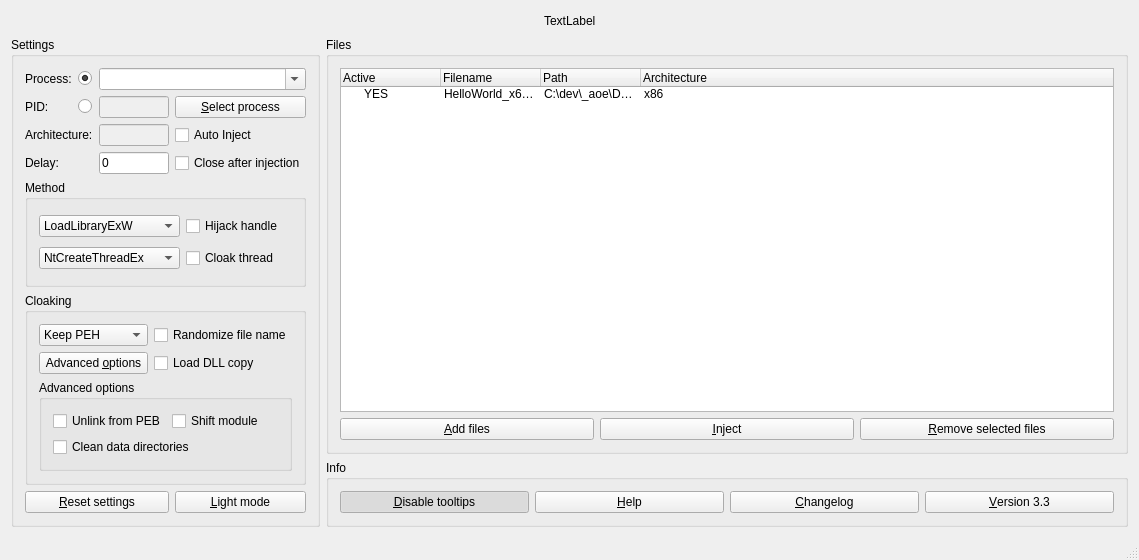
Above: _gui_injector/GuiMain.ui from ibrahim-elsakka/_gui_injector before the change. Below: the same form after it.
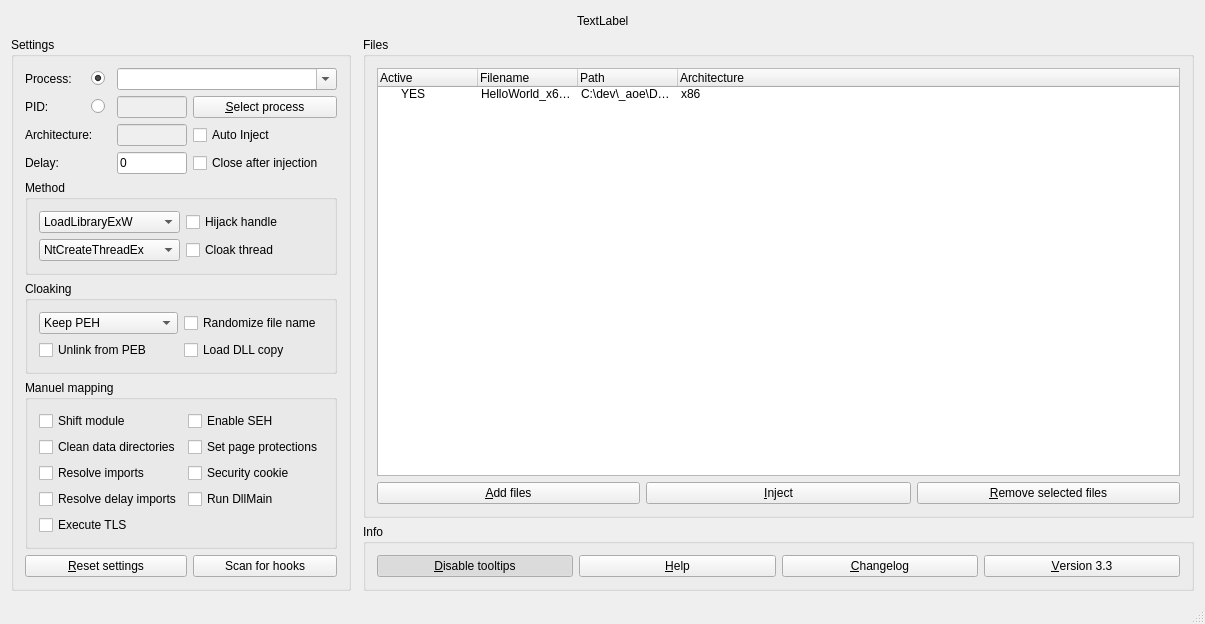
That is the form after the change. Icons and pictures are not drawn.

Commit message: add manuel mapper method (gui only)

What changed in the file:
```diff
--- a/_gui_injector/GuiMain.ui
+++ b/_gui_injector/GuiMain.ui
@@ -6,8 +6,8 @@
    <rect>
     <x>0</x>
     <y>0</y>
-    <width>1139</width>
-    <height>560</height>
+    <width>1205</width>
+    <height>601</height>
    </rect>
   </property>
   <property name="windowTitle">
@@ -19,42 +19,115 @@
   </property>
   <widget class="QWidget" name="centralWidget">
    <layout class="QGridLayout" name="gridLayout_5">
-    <item row="0" column="0" colspan="2">
-     <layout class="QGridLayout" name="grid_img">
-      <item row="0" column="0">
-       <spacer name="spacer_left">
-        <property name="orientation">
-         <enum>Qt::Horizontal</enum>
-        </property>
-        <property name="sizeHint" stdset="0">
-         <size>
-          <width>40</width>
-          <height>20</height>
-         </size>
-        </property>
-       </spacer>
-      </item>
-      <item row="0" column="1">
-       <widget class="QLabel" name="lbl_img">
-        <property name="text">
-         <string>TextLabel</string>
-        </property>
-       </widget>
-      </item>
-      <item row="0" column="2">
-       <spacer name="spacer_right">
-        <property name="orientation">
-         <enum>Qt::Horizontal</enum>
-        </property>
-        <property name="sizeHint" stdset="0">
-         <size>
-          <width>40</width>
-          <height>20</height>
-         </size>
-        </property>
-       </spacer>
-      </item>
-     </layout>
+    <item row="1" column="2">
+     <widget class="QGroupBox" name="grp_files">
+      <property name="sizePolicy">
+       <sizepolicy hsizetype="Preferred" vsizetype="Preferred">
+        <horstretch>1</horstretch>
+        <verstretch>1</verstretch>
+       </sizepolicy>
+      </property>
+      <property name="title">
+       <string>Files</string>
+      </property>
+      <layout class="QGridLayout" name="gridLayout_6">
+       <item row="1" column="2">
+        <widget class="QPushButton" name="btn_remove">
+         <property name="toolTip">
+          <string>&lt;html&gt;&lt;head/&gt;&lt;body&gt;&lt;p&gt;Remove highlighted entries from the list.&lt;/p&gt;&lt;/body&gt;&lt;/html&gt;</string>
+         </property>
+         <property name="text">
+          <string>&amp;Remove selected files</string>
+         </property>
+        </widget>
+       </item>
+       <item row="0" column="0" colspan="3">
+        <widget class="QTreeWidget" name="tree_files">
+         <property name="enabled">
+          <bool>true</bool>
+         </property>
+         <property name="sizeAdjustPolicy">
+          <enum>QAbstractScrollArea::AdjustToContents</enum>
+         </property>
+         <property name="itemsExpandable">
+          <bool>false</bool>
+         </property>
+         <property name="sortingEnabled">
+          <bool>false</bool>
+         </property>
+         <property name="headerHidden">
+          <bool>false</bool>
+         </property>
+         <property name="expandsOnDoubleClick">
+          <bool>false</bool>
+         </property>
+         <attribute name="headerCascadingSectionResizes">
+          <bool>true</bool>
+         </attribute>
+         <attribute name="headerMinimumSectionSize">
+          <number>50</number>
+         </attribute>
+         <attribute name="headerShowSortIndicator" stdset="0">
+          <bool>false</bool>
+         </attribute>
+         <column>
+          <property name="text">
+           <string>Active</string>
+          </property>
+         </column>
+         <column>
+          <property name="text">
+           <string>Filename</string>
+          </property>
+         </column>
+         <column>
+          <property name="text">
+           <string>Path</string>
+          </property>
+         </column>
+         <column>
+          <property name="text">
+           <string>Architecture</string>
+          </property>
+         </column>
+         <item>
+          <property name="text">
+           <string>YES</string>
+          </property>
+          <property name="text">
+           <string>HelloWorld_x64.dll</string>
+          </property>
+          <property name="text">
+           <string>C:\dev\_aoe\Debug\AoE_IMGUI - Kopie.dllxxxxx</string>
+          </property>
+          <property name="text">
+           <string>x86</string>
+          </property>
+         </item>
+        </widget>
+       </item>
+       <item row="1" column="1">
+        <widget class="QPushButton" name="btn_inject">
+         <property name="toolTip">
+          <string>&lt;html&gt;&lt;head/&gt;&lt;body&gt;&lt;p&gt;Inject checkmarked dll(s) into the selected process.&lt;/p&gt;&lt;/body&gt;&lt;/html&gt;</string>
+         </property>
+         <property name="text">
+          <string>&amp;Inject</string>
+         </property>
+        </widget>
+       </item>
+       <item row="1" column="0">
+        <widget class="QPushButton" name="btn_add">
+         <property name="toolTip">
+          <string>&lt;html&gt;&lt;head/&gt;&lt;body&gt;&lt;p&gt;Select files from disk to add them to the list or drag &amp;amp; drop them into the listview above.&lt;/p&gt;&lt;/body&gt;&lt;/html&gt;</string>
+         </property>
+         <property name="text">
+          <string>&amp;Add files</string>
+         </property>
+        </widget>
+       </item>
+      </layout>
+     </widget>
     </item>
     <item row="1" column="0" rowspan="2">
      <widget class="QGroupBox" name="grp_settings">
@@ -74,23 +147,20 @@
        <string>Settings</string>
       </property>
       <layout class="QGridLayout" name="gridLayout_4">
-       <item row="1" column="2">
-        <widget class="QLineEdit" name="txt_pid">
-         <property name="enabled">
-          <bool>false</bool>
-         </property>
-         <property name="sizePolicy">
-          <sizepolicy hsizetype="Minimum" vsizetype="Fixed">
-           <horstretch>0</horstretch>
-           <verstretch>0</verstretch>
-          </sizepolicy>
-         </property>
+       <item row="1" column="1">
+        <widget class="QRadioButton" name="rb_pid">
          <property name="maximumSize">
           <size>
-           <width>70</width>
+           <width>20</width>
            <height>16777215</height>
           </size>
          </property>
+         <property name="toolTip">
+          <string>&lt;html&gt;&lt;head/&gt;&lt;body&gt;&lt;p&gt;Select the target process by it's identifier (unique but changes when the process restarts).&lt;/p&gt;&lt;/body&gt;&lt;/html&gt;</string>
+         </property>
+         <property name="text">
+          <string/>
+         </property>
         </widget>
        </item>
        <item row="1" column="3">
@@ -103,21 +173,15 @@
          </property>
         </widget>
        </item>
-       <item row="0" column="0">
-        <widget class="QLabel" name="lbl_proc">
-         <property name="toolTip">
-          <string>&lt;html&gt;&lt;head/&gt;&lt;body&gt;&lt;p&gt;Select the target process by it's executable name (not unique).&lt;/p&gt;&lt;/body&gt;&lt;/html&gt;</string>
-         </property>
-         <property name="text">
-          <string>Process:</string>
-         </property>
-         <property name="buddy">
-          <cstring>rb_proc</cstring>
+       <item row="0" column="2" colspan="2">
+        <widget class="QComboBox" name="cmb_proc">
+         <property name="editable">
+          <bool>true</bool>
          </property>
         </widget>
        </item>
-       <item row="2" column="2">
-        <widget class="QLineEdit" name="txt_arch">
+       <item row="1" column="2">
+        <widget class="QLineEdit" name="txt_pid">
          <property name="enabled">
           <bool>false</bool>
          </property>
@@ -135,47 +199,6 @@
          </property>
         </widget>
        </item>
-       <item row="3" column="2">
-        <widget class="QLineEdit" name="txt_delay">
-         <property name="sizePolicy">
-          <sizepolicy hsizetype="Minimum" vsizetype="Fixed">
-           <horstretch>0</horstretch>
-           <verstretch>0</verstretch>
-          </sizepolicy>
-         </property>
-         <property name="minimumSize">
-          <size>
-           <width>0</width>
-           <height>0</height>
-          </size>
-         </property>
-         <property name="maximumSize">
-          <size>
-           <width>70</width>
-           <height>16777215</height>
-          </size>
-         </property>
-         <property name="toolTip">
-          <string>&lt;html&gt;&lt;head/&gt;&lt;body&gt;&lt;p&gt;&lt;br/&gt;&lt;/p&gt;&lt;/body&gt;&lt;/html&gt;</string>
-         </property>
-         <property name="text">
-          <string>0</string>
-         </property>
-        </widget>
-       </item>
-       <item row="0" column="1">
-        <widget class="QRadioButton" name="rb_proc">
-         <property name="toolTip">
-          <string>&lt;html&gt;&lt;head/&gt;&lt;body&gt;&lt;p&gt;Select the target process by it's executable name (not unique).&lt;/p&gt;&lt;/body&gt;&lt;/html&gt;</string>
-         </property>
-         <property name="text">
-          <string/>
-         </property>
-         <property name="checked">
-          <bool>true</bool>
-         </property>
-        </widget>
-       </item>
        <item row="1" column="0">
         <widget class="QLabel" name="lbl_pid">
          <property name="toolTip">
@@ -189,50 +212,10 @@
          </property>
         </widget>
        </item>
-       <item row="1" column="1">
-        <widget class="QRadioButton" name="rb_pid">
-         <property name="toolTip">
-          <string>&lt;html&gt;&lt;head/&gt;&lt;body&gt;&lt;p&gt;Select the target process by it's identifier (unique but changes when the process restarts).&lt;/p&gt;&lt;/body&gt;&lt;/html&gt;</string>
-         </property>
+       <item row="9" column="3">
+        <widget class="QPushButton" name="btn_hooks">
          <property name="text">
-          <string/>
-         </property>
-        </widget>
-       </item>
-       <item row="6" column="3">
-        <widget class="QPushButton" name="btn_light">
-         <property name="text">
-          <string>&amp;Light mode</string>
-         </property>
-         <property name="checkable">
-          <bool>true</bool>
-         </property>
-        </widget>
-       </item>
-       <item row="2" column="3">
-        <widget class="QCheckBox" name="cb_auto">
-         <property name="toolTip">
-          <string>&lt;html&gt;&lt;head/&gt;&lt;body&gt;&lt;p&gt;If the injector finds the target process, it automatically injects the checkmarked dll(s).&lt;/p&gt;&lt;/body&gt;&lt;/html&gt;</string>
-         </property>
-         <property name="text">
-          <string>Auto Inject</string>
-         </property>
-        </widget>
-       </item>
-       <item row="3" column="3">
-        <widget class="QCheckBox" name="cb_close">
-         <property name="toolTip">
-          <string>&lt;html&gt;&lt;head/&gt;&lt;body&gt;&lt;p&gt;The injector automatically closes after injecting the checkmarked dll(s).&lt;/p&gt;&lt;/body&gt;&lt;/html&gt;</string>
-         </property>
-         <property name="text">
-          <string>Close after injection</string>
-         </property>
-        </widget>
-       </item>
-       <item row="6" column="0" colspan="3">
-        <widget class="QPushButton" name="btn_reset">
-         <property name="text">
-          <string>&amp;Reset settings</string>
+          <string>Scan for hooks</string>
          </property>
         </widget>
        </item>
@@ -249,21 +232,96 @@
          </property>
         </widget>
        </item>
-       <item row="0" column="2" colspan="2">
-        <widget class="QComboBox" name="cmb_proc">
-         <property name="editable">
+       <item row="3" column="3">
+        <widget class="QCheckBox" name="cb_close">
+         <property name="toolTip">
+          <string>&lt;html&gt;&lt;head/&gt;&lt;body&gt;&lt;p&gt;The injector automatically closes after injecting the checkmarked dll(s).&lt;/p&gt;&lt;/body&gt;&lt;/html&gt;</string>
+         </property>
+         <property name="text">
+          <string>Close after injection    </string>
+         </property>
+        </widget>
+       </item>
+       <item row="3" column="2">
+        <widget class="QLineEdit" name="txt_delay">
+         <property name="sizePolicy">
+          <sizepolicy hsizetype="Minimum" vsizetype="Fixed">
+           <horstretch>0</horstretch>
+           <verstretch>0</verstretch>
+          </sizepolicy>
+         </property>
+         <property name="minimumSize">
+          <size>
+           <width>0</width>
+           <height>0</height>
+          </size>
+         </property>
+         <property name="maximumSize">
+          <size>
+           <width>70</width>
+           <height>16777215</height>
+          </size>
+         </property>
+         <property name="toolTip">
+          <string>&lt;html&gt;&lt;head/&gt;&lt;body&gt;&lt;p&gt;&lt;br/&gt;&lt;/p&gt;&lt;/body&gt;&lt;/html&gt;</string>
+         </property>
+         <property name="text">
+          <string>0</string>
+         </property>
+        </widget>
+       </item>
+       <item row="0" column="1">
+        <widget class="QRadioButton" name="rb_proc">
+         <property name="maximumSize">
+          <size>
+           <width>20</width>
+           <height>16777215</height>
+          </size>
+         </property>
+         <property name="toolTip">
+          <string>&lt;html&gt;&lt;head/&gt;&lt;body&gt;&lt;p&gt;Select the target process by it's executable name (not unique).&lt;/p&gt;&lt;/body&gt;&lt;/html&gt;</string>
+         </property>
+         <property name="text">
+          <string/>
+         </property>
+         <property name="checked">
           <bool>true</bool>
          </property>
         </widget>
        </item>
-       <item row="2" column="0" colspan="2">
-        <widget class="QLabel" name="lbl_arch">
+       <item row="0" column="0">
+        <widget class="QLabel" name="lbl_proc">
+         <property name="toolTip">
+          <string>&lt;html&gt;&lt;head/&gt;&lt;body&gt;&lt;p&gt;Select the target process by it's executable name (not unique).&lt;/p&gt;&lt;/body&gt;&lt;/html&gt;</string>
+         </property>
          <property name="text">
-          <string>Architecture:</string>
+          <string>Process:</string>
          </property>
+         <property name="buddy">
+          <cstring>rb_proc</cstring>
+         </property>
         </widget>
        </item>
-       <item row="5" column="0" colspan="4">
+       <item row="2" column="2">
+        <widget class="QLineEdit" name="txt_arch">
+         <property name="enabled">
+          <bool>false</bool>
+         </property>
+         <property name="sizePolicy">
+          <sizepolicy hsizetype="Minimum" vsizetype="Fixed">
+           <horstretch>0</horstretch>
+           <verstretch>0</verstretch>
+          </sizepolicy>
+         </property>
+         <property name="maximumSize">
+          <size>
+           <width>70</width>
+           <height>16777215</height>
+          </size>
+         </property>
+        </widget>
+       </item>
+       <item row="6" column="0" colspan="4">
         <widget class="QGroupBox" name="grp_cloak">
          <property name="title">
           <string>Cloaking</string>
@@ -291,29 +349,13 @@
             </item>
            </widget>
           </item>
-          <item row="0" column="1">
-           <widget class="QCheckBox" name="cb_random">
-            <property name="toolTip">
-             <string>&lt;html&gt;&lt;head/&gt;&lt;body&gt;&lt;p&gt;Renames the dll(s) randomly before injecting it/them.&lt;/p&gt;&lt;/body&gt;&lt;/html&gt;</string>
-            </property>
-            <property name="text">
-             <string>Randomize file name</string>
-            </property>
-           </widget>
-          </item>
           <item row="1" column="0">
-           <widget class="QPushButton" name="btn_adv">
+           <widget class="QCheckBox" name="cb_unlink">
             <property name="toolTip">
-             <string>&lt;html&gt;&lt;head/&gt;&lt;body&gt;&lt;p&gt;Click to configure advanced cloaking options.&lt;/p&gt;&lt;/body&gt;&lt;/html&gt;</string>
+             <string>&lt;html&gt;&lt;head/&gt;&lt;body&gt;&lt;p&gt;Removes the list entry of the dll(s) from the lists in the process enviroment block (not needed for manual mapping).&lt;/p&gt;&lt;/body&gt;&lt;/html&gt;</string>
             </property>
             <property name="text">
-             <string>Advanced &amp;options</string>
-            </property>
-            <property name="checkable">
-             <bool>true</bool>
-            </property>
-            <property name="checked">
-             <bool>false</bool>
+             <string>Unlink from PEB</string>
             </property>
            </widget>
           </item>
@@ -327,51 +369,29 @@
             </property>
            </widget>
           </item>
-          <item row="2" column="0" colspan="2">
-           <widget class="QGroupBox" name="grp_adv">
-            <property name="enabled">
-             <bool>true</bool>
+          <item row="0" column="1">
+           <widget class="QCheckBox" name="cb_random">
+            <property name="toolTip">
+             <string>&lt;html&gt;&lt;head/&gt;&lt;body&gt;&lt;p&gt;Renames the dll(s) randomly before injecting it/them.&lt;/p&gt;&lt;/body&gt;&lt;/html&gt;</string>
             </property>
-            <property name="title">
-             <string>Advanced options</string>
+            <property name="text">
+             <string>Randomize file name</string>
             </property>
-            <layout class="QGridLayout" name="gridLayout_2">
-             <item row="0" column="0">
-              <widget class="QCheckBox" name="cb_unlink">
-               <property name="toolTip">
-                <string>&lt;html&gt;&lt;head/&gt;&lt;body&gt;&lt;p&gt;Removes the list entry of the dll(s) from the lists in the process enviroment block (not needed for manual mapping).&lt;/p&gt;&lt;/body&gt;&lt;/html&gt;</string>
-               </property>
-               <property name="text">
-                <string>Unlink from PEB</string>
-               </property>
-              </widget>
-             </item>
-             <item row="0" column="1">
-              <widget class="QCheckBox" name="cb_shift">
-               <property name="toolTip">
-                <string>&lt;html&gt;&lt;head/&gt;&lt;body&gt;&lt;p&gt;Shifts the image by a randomly generated amount of bytes (manual mapping only).&lt;/p&gt;&lt;/body&gt;&lt;/html&gt;</string>
-               </property>
-               <property name="text">
-                <string>Shift module</string>
-               </property>
-              </widget>
-             </item>
-             <item row="1" column="0" colspan="2">
-              <widget class="QCheckBox" name="cb_clean">
-               <property name="toolTip">
-                <string>&lt;html&gt;&lt;head/&gt;&lt;body&gt;&lt;p&gt;Removes unnecessary data from the data directory of the image (manual mapping only).&lt;/p&gt;&lt;/body&gt;&lt;/html&gt;</string>
-               </property>
-               <property name="text">
-                <string>Clean data directories</string>
-               </property>
-              </widget>
-             </item>
-            </layout>
            </widget>
           </item>
          </layout>
         </widget>
        </item>
+       <item row="2" column="3">
+        <widget class="QCheckBox" name="cb_auto">
+         <property name="toolTip">
+          <string>&lt;html&gt;&lt;head/&gt;&lt;body&gt;&lt;p&gt;If the injector finds the target process, it automatically injects the checkmarked dll(s).&lt;/p&gt;&lt;/body&gt;&lt;/html&gt;</string>
+         </property>
+         <property name="text">
+          <string>Auto Inject</string>
+         </property>
+        </widget>
+       </item>
        <item row="4" column="0" colspan="4">
         <widget class="QGroupBox" name="grp_method">
          <property name="title">
@@ -396,6 +416,11 @@
               <string>LdrLoadDll</string>
              </property>
             </item>
+            <item>
+             <property name="text">
+              <string>LdrpLoadDll</string>
+             </property>
+            </item>
             <item>
              <property name="text">
               <string>ManualMap</string>
@@ -453,120 +478,123 @@
          </layout>
         </widget>
        </item>
-      </layout>
-     </widget>
-    </item>
-    <item row="1" column="1">
-     <widget class="QGroupBox" name="grp_files">
-      <property name="sizePolicy">
-       <sizepolicy hsizetype="Preferred" vsizetype="Preferred">
-        <horstretch>1</horstretch>
-        <verstretch>1</verstretch>
-       </sizepolicy>
-      </property>
-      <property name="title">
-       <string>Files</string>
-      </property>
-      <layout class="QGridLayout" name="gridLayout_6">
-       <item row="0" column="0" colspan="3">
-        <widget class="QTreeWidget" name="tree_files">
+       <item row="2" column="0" colspan="2">
+        <widget class="QLabel" name="lbl_arch">
+         <property name="text">
+          <string>Architecture:</string>
+         </property>
+        </widget>
+       </item>
+       <item row="9" column="0" colspan="3">
+        <widget class="QPushButton" name="btn_reset">
+         <property name="text">
+          <string>&amp;Reset settings</string>
+         </property>
+        </widget>
+       </item>
+       <item row="7" column="0" colspan="4">
+        <widget class="QGroupBox" name="grp_adv">
          <property name="enabled">
           <bool>true</bool>
          </property>
-         <property name="sizeAdjustPolicy">
-          <enum>QAbstractScrollArea::AdjustToContents</enum>
+         <property name="title">
+          <string>Manuel mapping</string>
          </property>
-         <property name="itemsExpandable">
-          <bool>false</bool>
-         </property>
-         <property name="sortingEnabled">
-          <bool>false</bool>
-         </property>
-         <property name="headerHidden">
-          <bool>false</bool>
-         </property>
-         <property name="expandsOnDoubleClick">
-          <bool>false</bool>
-         </property>
-         <attribute name="headerCascadingSectionResizes">
-          <bool>true</bool>
-         </attribute>
-         <attribute name="headerMinimumSectionSize">
-          <number>50</number>
-         </attribute>
-         <attribute name="headerShowSortIndicator" stdset="0">
-          <bool>false</bool>
-         </attribute>
-         <column>
-          <property name="text">
-           <string>Active</string>
-          </property>
-         </column>
-         <column>
-          <property name="text">
-           <string>Filename</string>
-          </property>
-         </column>
-         <column>
-          <property name="text">
-           <string>Path</string>
-          </property>
-         </column>
-         <column>
-          <property name="text">
-           <string>Architecture</string>
-          </property>
-         </column>
-         <item>
-          <property name="text">
-           <string>YES</string>
-          </property>
-          <property name="text">
-           <string>HelloWorld_x64.dll</string>
-          </property>
-          <property name="text">
-           <string>C:\dev\_aoe\Debug\AoE_IMGUI - Kopie.dllxxxxx</string>
-          </property>
-          <property name="text">
-           <string>x86</string>
-          </property>
-         </item>
-        </widget>
-       </item>
-       <item row="1" column="0">
-        <widget class="QPushButton" name="btn_add">
-         <property name="toolTip">
-          <string>&lt;html&gt;&lt;head/&gt;&lt;body&gt;&lt;p&gt;Select files from disk to add them to the list or drag &amp;amp; drop them into the listview above.&lt;/p&gt;&lt;/body&gt;&lt;/html&gt;</string>
-         </property>
-         <property name="text">
-          <string>&amp;Add files</string>
-         </property>
-        </widget>
-       </item>
-       <item row="1" column="2">
-        <widget class="QPushButton" name="btn_remove">
-         <property name="toolTip">
-          <string>&lt;html&gt;&lt;head/&gt;&lt;body&gt;&lt;p&gt;Remove highlighted entries from the list.&lt;/p&gt;&lt;/body&gt;&lt;/html&gt;</string>
-         </property>
-         <property name="text">
-          <string>&amp;Remove selected files</string>
-         </property>
-        </widget>
-       </item>
-       <item row="1" column="1">
-        <widget class="QPushButton" name="btn_inject">
-         <property name="toolTip">
-          <string>&lt;html&gt;&lt;head/&gt;&lt;body&gt;&lt;p&gt;Inject checkmarked dll(s) into the selected process.&lt;/p&gt;&lt;/body&gt;&lt;/html&gt;</string>
-         </property>
-         <property name="text">
-          <string>&amp;Inject</string>
-         </property>
+         <layout class="QGridLayout" name="gridLayout_2">
+          <item row="5" column="0">
+           <widget class="QCheckBox" name="cb_imports">
+            <property name="toolTip">
+             <string>&lt;html&gt;&lt;head/&gt;&lt;body&gt;&lt;p&gt;resolves dll imports&lt;/p&gt;&lt;/body&gt;&lt;/html&gt;</string>
+            </property>
+            <property name="text">
+             <string>Resolve imports</string>
+            </property>
+           </widget>
+          </item>
+          <item row="3" column="0">
+           <widget class="QCheckBox" name="cb_clean">
+            <property name="toolTip">
+             <string>&lt;html&gt;&lt;head/&gt;&lt;body&gt;&lt;p&gt;removes data from the dlls PE header&lt;/p&gt;&lt;/body&gt;&lt;/html&gt;</string>
+            </property>
+            <property name="text">
+             <string>Clean data directories</string>
+            </property>
+           </widget>
+          </item>
+          <item row="0" column="0">
+           <widget class="QCheckBox" name="cb_shift">
+            <property name="toolTip">
+             <string>&lt;html&gt;&lt;head/&gt;&lt;body&gt;&lt;p&gt;Shifts the image by a randomly generated amount of bytes (manual mapping only).&lt;/p&gt;&lt;/body&gt;&lt;/html&gt;</string>
+            </property>
+            <property name="text">
+             <string>Shift module</string>
+            </property>
+           </widget>
+          </item>
+          <item row="6" column="0">
+           <widget class="QCheckBox" name="cb_delay">
+            <property name="toolTip">
+             <string>&lt;html&gt;&lt;head/&gt;&lt;body&gt;&lt;p&gt;resolves delayed imports&lt;/p&gt;&lt;/body&gt;&lt;/html&gt;</string>
+            </property>
+            <property name="text">
+             <string>Resolve delay imports</string>
+            </property>
+           </widget>
+          </item>
+          <item row="7" column="0">
+           <widget class="QCheckBox" name="cb_tls">
+            <property name="toolTip">
+             <string>&lt;html&gt;&lt;head/&gt;&lt;body&gt;&lt;p&gt;executes TLS callbacks and initializes static TLS data&lt;/p&gt;&lt;/body&gt;&lt;/html&gt;</string>
+            </property>
+            <property name="text">
+             <string>Execute TLS</string>
+            </property>
+           </widget>
+          </item>
+          <item row="0" column="1">
+           <widget class="QCheckBox" name="cb_seh">
+            <property name="toolTip">
+             <string>&lt;html&gt;&lt;head/&gt;&lt;body&gt;&lt;p&gt;enables exception handling&lt;/p&gt;&lt;/body&gt;&lt;/html&gt;</string>
+            </property>
+            <property name="text">
+             <string>Enable SEH</string>
+            </property>
+           </widget>
+          </item>
+          <item row="6" column="1">
+           <widget class="QCheckBox" name="cb_main">
+            <property name="toolTip">
+             <string>&lt;html&gt;&lt;head/&gt;&lt;body&gt;&lt;p&gt;executes DllMain&lt;/p&gt;&lt;/body&gt;&lt;/html&gt;</string>
+            </property>
+            <property name="text">
+             <string>Run DllMain</string>
+            </property>
+           </widget>
+          </item>
+          <item row="5" column="1">
+           <widget class="QCheckBox" name="cb_security">
+            <property name="text">
+             <string>Security cookie</string>
+            </property>
+           </widget>
+          </item>
+          <item row="3" column="1">
+           <widget class="QCheckBox" name="cb_protection">
+            <property name="toolTip">
+             <string>&lt;html&gt;&lt;head/&gt;&lt;body&gt;&lt;p&gt;sets page protections based on section characteristics&lt;/p&gt;&lt;/body&gt;&lt;/html&gt;</string>
+            </property>
+            <property name="text">
+             <string>Set page protections</string>
+            </property>
+           </widget>
+          </item>
+         </layout>
         </widget>
        </item>
       </layout>
      </widget>
     </item>
-    <item row="2" column="1">
+    <item row="2" column="2">
      <widget class="QGroupBox" name="grp_info">
       <property name="sizePolicy">
        <sizepolicy hsizetype="Preferred" vsizetype="Preferred">
@@ -627,6 +655,43 @@
       </layout>
      </widget>
     </item>
+    <item row="0" column="0" colspan="3">
+     <layout class="QGridLayout" name="grid_img">
+      <item row="0" column="0">
+       <spacer name="spacer_left">
+        <property name="orientation">
+         <enum>Qt::Horizontal</enum>
+        </property>
+        <property name="sizeHint" stdset="0">
+         <size>
+          <width>40</width>
+          <height>20</height>
+         </size>
+        </property>
+       </spacer>
+      </item>
+      <item row="0" column="1">
+       <widget class="QLabel" name="lbl_img">
+        <property name="text">
+         <string>TextLabel</string>
+        </property>
+       </widget>
+      </item>
+      <item row="0" column="2">
+       <spacer name="spacer_right">
+        <property name="orientation">
+         <enum>Qt::Horizontal</enum>
+        </property>
+        <property name="sizeHint" stdset="0">
+         <size>
+          <width>40</width>
+          <height>20</height>
+         </size>
+        </property>
+       </spacer>
+      </item>
+     </layout>
+    </item>
    </layout>
   </widget>
   <widget class="QStatusBar" name="statusBar"/>
```
The commit also changes 9 other files.
